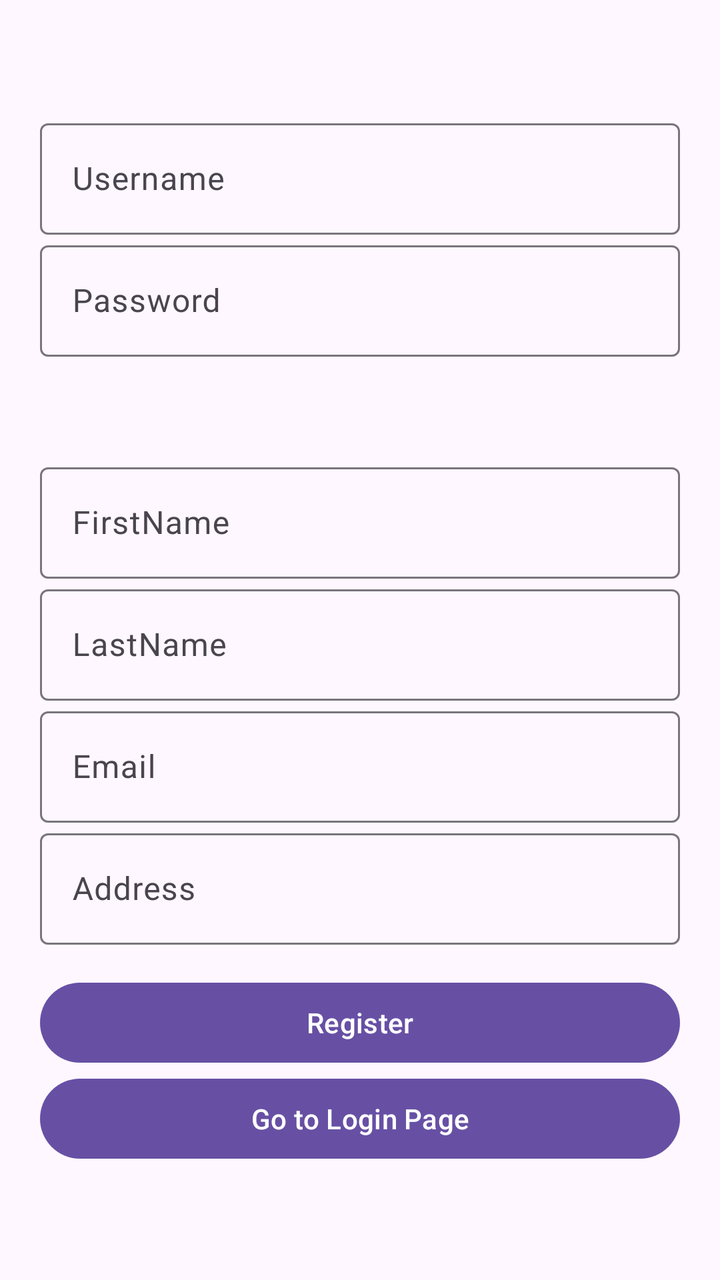
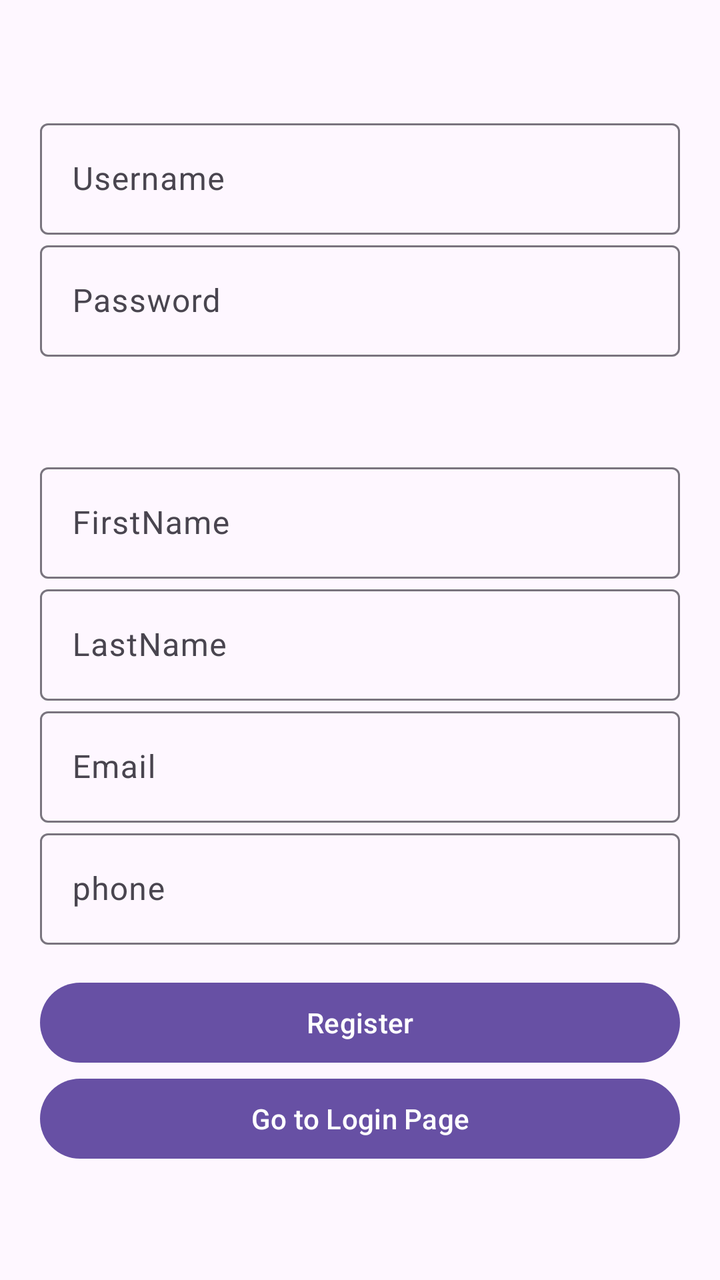

The first picture is an Android layout as it rendered before a commit; the second is the same layout after the commit. The layout source and the unified diff follow.
<!-- AndroidManifest.xml: application theme Theme.Project -->
<!-- res/layout/registrationlyt.xml -->
<?xml version="1.0" encoding="utf-8"?>
<LinearLayout xmlns:android="http://schemas.android.com/apk/res/android" android:layout_width="match_parent" android:layout_height="match_parent" android:gravity="center" android:orientation="vertical" android:padding="20dp">

    <com.google.android.material.textfield.TextInputLayout android:layout_width="match_parent" android:layout_height="wrap_content" android:hint="Username">

        <com.google.android.material.textfield.TextInputEditText android:id="@+id/UserNm" android:layout_width="match_parent" android:layout_height="wrap_content" />

    </com.google.android.material.textfield.TextInputLayout>

    <com.google.android.material.textfield.TextInputLayout android:layout_width="match_parent" android:layout_height="wrap_content" android:hint="Password">

        <com.google.android.material.textfield.TextInputEditText android:id="@+id/Pass" android:layout_width="match_parent" android:layout_height="wrap_content" />

    </com.google.android.material.textfield.TextInputLayout>

    <Space android:layout_width="match_parent" android:layout_height="50dp"></Space>

    <com.google.android.material.textfield.TextInputLayout android:layout_width="match_parent" android:layout_height="wrap_content" android:hint="FirstName">

        <com.google.android.material.textfield.TextInputEditText android:id="@+id/FirstName" android:layout_width="match_parent" android:layout_height="wrap_content" />

    </com.google.android.material.textfield.TextInputLayout>

    <com.google.android.material.textfield.TextInputLayout android:layout_width="match_parent" android:layout_height="wrap_content" android:hint="LastName">

        <com.google.android.material.textfield.TextInputEditText android:id="@+id/LastName" android:layout_width="match_parent" android:layout_height="wrap_content" />

    </com.google.android.material.textfield.TextInputLayout>

    <com.google.android.material.textfield.TextInputLayout android:layout_width="match_parent" android:layout_height="wrap_content" android:hint="Email">

        <com.google.android.material.textfield.TextInputEditText android:id="@+id/email" android:layout_width="match_parent" android:layout_height="wrap_content" />

    </com.google.android.material.textfield.TextInputLayout>

    <com.google.android.material.textfield.TextInputLayout android:layout_width="match_parent" android:layout_height="wrap_content" android:hint="Address">

        <com.google.android.material.textfield.TextInputEditText android:id="@+id/address" android:layout_width="match_parent" android:layout_height="wrap_content" />

    </com.google.android.material.textfield.TextInputLayout>

    <com.google.android.material.button.MaterialButton android:id="@+id/RegBtn" android:layout_width="match_parent" android:layout_height="wrap_content" android:layout_marginTop="15dp" android:text="Register">

    </com.google.android.material.button.MaterialButton>

    <com.google.android.material.button.MaterialButton android:id="@+id/GotoLogin" android:layout_width="match_parent" android:layout_height="wrap_content" android:text="Go to Login Page">

    </com.google.android.material.button.MaterialButton>

</LinearLayout>
<!-- resources referenced by this layout -->
<resources>
  <style name="Theme.Project" parent="Base.Theme.Project" />
  <style name="Base.Theme.Project" parent="Theme.Material3.DayNight.NoActionBar">
          
          
      </style>
</resources>

<!-- the commit's change to res/layout/registrationlyt.xml (unified diff, before → after) -->
@@ -33,9 +33,9 @@
 
     </com.google.android.material.textfield.TextInputLayout>
 
-    <com.google.android.material.textfield.TextInputLayout android:layout_width="match_parent" android:layout_height="wrap_content" android:hint="Address">
+    <com.google.android.material.textfield.TextInputLayout android:layout_width="match_parent" android:layout_height="wrap_content" android:hint="phone">
 
-        <com.google.android.material.textfield.TextInputEditText android:id="@+id/address" android:layout_width="match_parent" android:layout_height="wrap_content" />
+        <com.google.android.material.textfield.TextInputEditText android:id="@+id/phone" android:layout_width="match_parent" android:layout_height="wrap_content" />
 
     </com.google.android.material.textfield.TextInputLayout>
 
